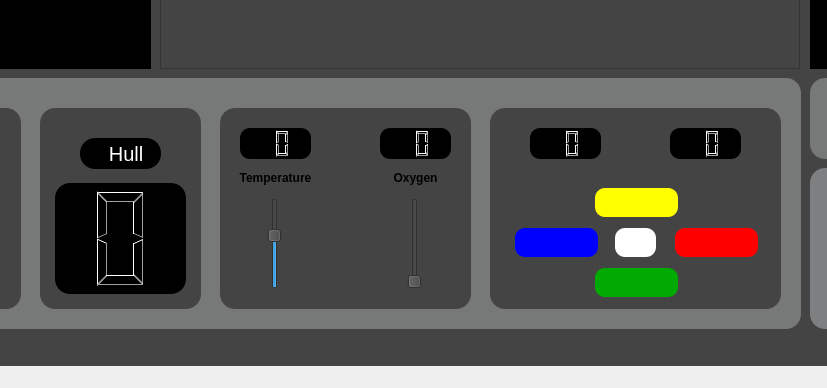
This is reach_spaceship_controller/mainwindow.ui in SUP3RBOB/project3_section3_group7 as Qt 5 draws it before an edit; both pictures show x 160 to 987 and y 332 to 720 of the 1280 by 720 pixel window. The edited form follows.
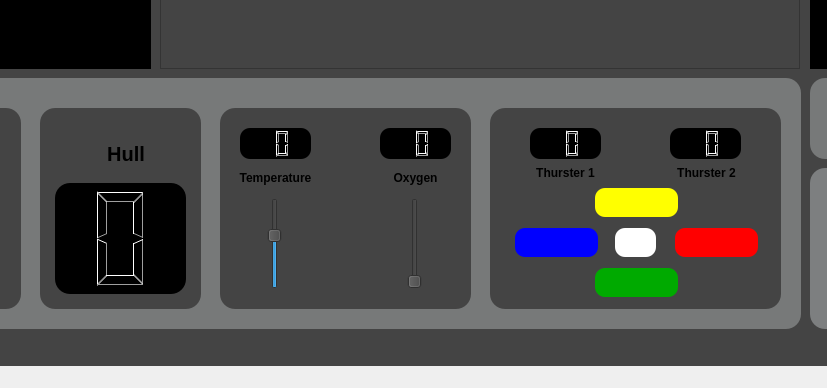
This is the edited form. Icons and pictures are not drawn.

Commit message: fixed everything that went wrong

```diff
--- a/reach_spaceship_controller/mainwindow.ui
+++ b/reach_spaceship_controller/mainwindow.ui
@@ -471,11 +471,13 @@
       <property name="font">
        <font>
         <pointsize>15</pointsize>
+        <bold>true</bold>
        </font>
       </property>
       <property name="styleSheet">
-       <string notr="true">color: rgb(255, 255, 255);
-background-color: rgb(0, 0, 0);</string>
+       <string notr="true">color: rgb(0,0,0);
+background-image: url(:/Images/Images/Steel texture.png);
+</string>
       </property>
       <property name="text">
        <string>  Hull</string>
@@ -735,6 +737,58 @@
        <number>2</number>
       </property>
      </widget>
+     <widget class="QLabel" name="label_9">
+      <property name="geometry">
+       <rect>
+        <x>35</x>
+        <y>55</y>
+        <width>81</width>
+        <height>20</height>
+       </rect>
+      </property>
+      <property name="font">
+       <font>
+        <bold>true</bold>
+       </font>
+      </property>
+      <property name="styleSheet">
+       <string notr="true">border-radius: 10px;
+background-image: url(:/Images/Images/Steel texture.png);
+color: rgb(0, 0, 0);</string>
+      </property>
+      <property name="text">
+       <string>Thurster 1</string>
+      </property>
+      <property name="alignment">
+       <set>Qt::AlignmentFlag::AlignCenter</set>
+      </property>
+     </widget>
+     <widget class="QLabel" name="label_8">
+      <property name="geometry">
+       <rect>
+        <x>176</x>
+        <y>55</y>
+        <width>81</width>
+        <height>20</height>
+       </rect>
+      </property>
+      <property name="font">
+       <font>
+        <bold>true</bold>
+       </font>
+      </property>
+      <property name="styleSheet">
+       <string notr="true">border-radius: 10px;
+background-image: url(:/Images/Images/Steel texture.png);
+color: rgb(0, 0, 0);</string>
+      </property>
+      <property name="text">
+       <string>Thurster 2</string>
+      </property>
+      <property name="alignment">
+       <set>Qt::AlignmentFlag::AlignCenter</set>
+      </property>
+     </widget>
     </widget>
     <widget class="QFrame" name="frame_5">
      <property name="geometry">
```
Left out of the diff: 21 changed lines with no effect on the pictures. The commit also changes 2 other files.
